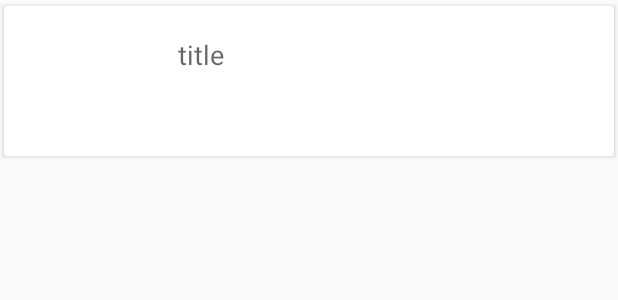
After one commit to lrlucas/AppAndroid, an Android app: the layout custom_row.xml on its own in the app's theme, with its tools: preview values and no code run, on a phone screen of 412 x 824 dp. The commit adds this screen. Shown: the top 300 px of the screen. Run offline under Robolectric (Android 15) with nearby library versions, the phone set to English and light mode, and no system bars.

Commit message:
Ya funciona la wea

```diff
--- a/app/build.gradle
+++ b/app/build.gradle
@@ -25,6 +25,7 @@ dependencies {
     implementation 'com.android.support.constraint:constraint-layout:1.1.3'
     implementation 'com.android.support:design:28.0.0'
     implementation 'com.android.support:cardview-v7:28.0.0'
+    implementation 'com.android.support:recyclerview-v7:28.0.0'
     implementation 'com.android.support:support-v4:28.0.0'
     implementation 'com.squareup.picasso:picasso:2.71828'
     implementation 'de.hdodenhof:circleimageview:3.0.0'
--- a/app/src/main/java/com/suarez/lucas/platzigram/apifirebase/GetDataService.java
+++ b/app/src/main/java/com/suarez/lucas/platzigram/apifirebase/GetDataService.java
@@ -1,4 +1,6 @@
 package com.suarez.lucas.platzigram.apifirebase;
+
+import com.suarez.lucas.platzigram.model.RetroPhoto;
 
 import java.util.List;
 
@@ -7,6 +9,6 @@ import retrofit2.http.GET;
 
 public interface GetDataService {
 
-    @GET("/post.json")
-    Call<List<PostModel>> getAllPhotos();
+    @GET("/photos")
+    Call<List<RetroPhoto>> getAllPhotos();
 }
--- a/app/src/main/java/com/suarez/lucas/platzigram/apifirebase/RetrofitClientInstace.java
+++ b/app/src/main/java/com/suarez/lucas/platzigram/apifirebase/RetrofitClientInstace.java
@@ -6,7 +6,8 @@ import retrofit2.converter.gson.GsonConverterFactory;
 public class RetrofitClientInstace {
 
     private static Retrofit retrofit;
-    private static final String BASE_URL = "https://platzigram-98553.firebaseio.com/";
+//    private static final String BASE_URL = "https://platzigram-98553.firebaseio.com/";
+    private static final String BASE_URL = "https://jsonplaceholder.typicode.com";
 
     public static Retrofit getRetrofitInstance() {
         if(retrofit == null) {
--- /dev/null
+++ b/app/src/main/res/layout/custom_row.xml
@@ -0,0 +1,36 @@
+<?xml version="1.0" encoding="utf-8"?>
+<android.support.v7.widget.CardView
+    xmlns:android="http://schemas.android.com/apk/res/android"
+    xmlns:card_view="http://schemas.android.com/apk/res-auto"
+    android:id="@+id/card_view_friend"
+    android:layout_width="match_parent"
+    android:layout_height="wrap_content"
+    card_view:cardUseCompatPadding="true">
+
+    <RelativeLayout
+        android:layout_width="match_parent"
+        android:layout_height="wrap_content">
+        <ImageView
+            android:id="@+id/coverImage"
+            android:layout_width="100dp"
+            android:layout_height="100dp"
+            android:layout_alignParentStart="true"
+            android:layout_alignParentLeft="true"
+            android:layout_alignParentTop="true"
+            android:scaleType="centerCrop"
+            android:contentDescription="Image de prueba"/>
+
+        <TextView
+            android:id="@+id/titleImage"
+            android:layout_width="wrap_content"
+            android:layout_height="wrap_content"
+            style="@style/TextAppearance.AppCompat.Medium"
+            android:layout_toRightOf="@+id/coverImage"
+            android:layout_marginLeft="16dp"
+            android:paddingTop="20dp"
+            android:lines="2"
+            android:text="title"/>
+
+    </RelativeLayout>
+
+</android.support.v7.widget.CardView>
```
Also changed, not shown: app/src/main/java/com/suarez/lucas/platzigram/apifirebase/CustomAdapter.java (added, +72 -0 lines), app/src/main/java/com/suarez/lucas/platzigram/model/RetroPhoto.java (added, +64 -0 lines), app/src/main/java/com/suarez/lucas/platzigram/view/fragments/Home2Fragment.java (+66 -1 lines), app/src/main/res/layout/fragment_home2.xml (+7 -3 lines), 1 other file.
